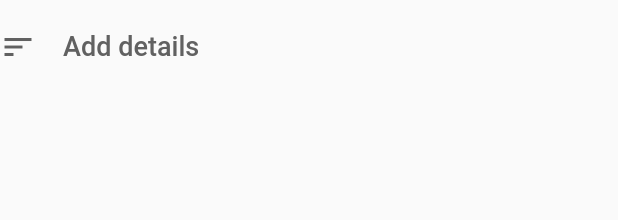
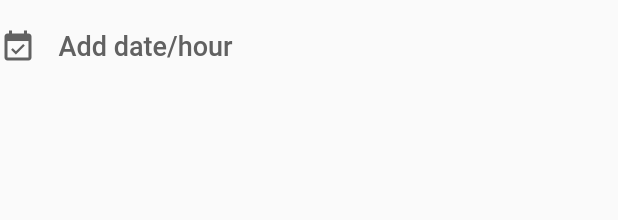
Before and after one commit to jakubjaniec/google-tasks-clone, a Flutter app: the Button widget shown alone on an empty page, opened directly, on a phone screen of 412 x 824 dp. Shown: the top 220 px of the screen. Run offline on Flutter 3.47's test engine with Material 2 defaults, Android fonts, the phone set to English and light mode, and no system bars; our stand-ins replace localstorage, sliding_up_panel.

Commit message:
Make few changes on a details page, make possibility to add details to an existing task

```diff
--- a/lib/components/addTaskPanel.dart
+++ b/lib/components/addTaskPanel.dart
@@ -73,7 +73,7 @@ class AddTaskPanel extends StatelessWidget {
                         ),
                         textColor: Colors.blue[600],
                         disabledTextColor: Colors.grey[400],
-                        onPressed: state.inputValue != ''
+                        onPressed: state.taskTitle != ''
                             ? () => state.addTask(context)
                             : null),
                   ],
--- a/lib/components/menuPanel.dart
+++ b/lib/components/menuPanel.dart
@@ -115,7 +115,7 @@ class MenuPanel extends StatelessWidget {
                     children: [
                       Icon(Icons.feedback, size: 20),
                       SizedBox(width: 10.0),
-                      Text('Help and opinions',
+                      Text('Help and feedback',
                           style: TextStyle(
                               fontSize: 16.0, fontWeight: FontWeight.w500)),
                     ],
--- a/lib/pages/details.dart
+++ b/lib/pages/details.dart
@@ -9,6 +9,7 @@ class Details extends StatelessWidget {
     Map task = args['task'];
     var state = Provider.of<TaskModel>(context, listen: true);
     return Scaffold(
+      resizeToAvoidBottomPadding: false,
       backgroundColor: Colors.white,
       appBar: AppBar(
         elevation: 0,
@@ -45,35 +46,10 @@ class Details extends StatelessWidget {
                 color: Colors.blue[800],
               )
             ]),
-            task['done'] ? DoneTaskDetails(task) : ActiveTaskDetails(task),
+            task['done']
+                ? DoneTaskDetails(task)
+                : ActiveTaskDetails(task, args['index']),
           ],
-        ),
-      ),
-    );
-  }
-}
-
-class Button extends StatelessWidget {
-  final String btnText;
-  final Icon icon;
-
-  Button(this.btnText, this.icon);
-
-  @override
-  Widget build(BuildContext context) {
-    return Padding(
-      padding: EdgeInsets.symmetric(vertical: 7.0),
-      child: FlatButton.icon(
-        textColor: Colors.grey[700],
-        padding: EdgeInsets.zero,
-        onPressed: () {},
-        icon: icon,
-        label: Padding(
-          padding: EdgeInsets.only(left: 10.0),
-          child: Text(
-            '$btnText',
-            style: TextStyle(fontSize: 18, fontWeight: FontWeight.w500),
-          ),
         ),
       ),
     );
@@ -100,8 +76,9 @@ class DoneTaskDetails extends StatelessWidget {
 
 class ActiveTaskDetails extends StatelessWidget {
   final Map task;
+  final int index;
 
-  ActiveTaskDetails(this.task);
+  ActiveTaskDetails(this.task, this.index);
 
   @override
   Widget build(BuildContext context) {
@@ -119,12 +96,65 @@ class ActiveTaskDetails extends StatelessWidget {
         Column(
           crossAxisAlignment: CrossAxisAlignment.start,
           children: [
-            Button('Add details', Icon(Icons.sort)),
-            Button('Add date/hour', Icon(Icons.event_available)),
-            Button('Add subtasks', Icon(Icons.subdirectory_arrow_right)),
+            Button(
+                'Add details', Icons.sort, 'details', index, task['details']),
+            Button('Add date/hour', Icons.event_available, 'date'),
+            Button('Add subtasks', Icons.subdirectory_arrow_right, 'subtasks'),
           ],
         )
       ],
     );
   }
 }
+
+class Button extends StatelessWidget {
+  final String label;
+  final IconData icon;
+  final String type;
+  final int index;
+  final String details;
+
+  Button(this.label, this.icon, this.type, [this.index, this.details]);
+
+  @override
+  Widget build(BuildContext context) {
+    var state = Provider.of<TaskModel>(context, listen: true);
+
+    return Padding(
+        padding: EdgeInsets.symmetric(vertical: 7.0),
+        child: Row(
+          children: [
+            Icon(icon, color: Colors.grey[700]),
+            type == 'details'
+                ? Expanded(
+                    child: Padding(
+                      padding: EdgeInsets.only(left: 15.0),
+                      child: TextFormField(
+                        onChanged: (value) => state.addDetails(index, value),
+                        style: TextStyle(color: Colors.black),
+                        initialValue: details != '' ? '$details' : null,
+                        decoration: InputDecoration(
+                            hintText: '$label',
+                            border: InputBorder.none,
+                            hintStyle: TextStyle(
+                                fontWeight: FontWeight.w500,
+                                fontSize: 18,
+                                color: Colors.grey[700])),
+                      ),
+                    ),
+                  )
+                : Padding(
+                    padding: EdgeInsets.only(left: 10.0),
+                    child: FlatButton(
+                      textColor: Colors.grey[700],
+                      padding: EdgeInsets.symmetric(horizontal: 5),
+                      onPressed: () {},
+                      child: Text('$label',
+                          style: TextStyle(
+                              fontSize: 18, fontWeight: FontWeight.w500)),
+                    ),
+                  ),
+          ],
+        ));
+  }
+}
--- a/lib/pages/home.dart
+++ b/lib/pages/home.dart
@@ -14,7 +14,7 @@ class Home extends StatelessWidget {
 
     return Scaffold(
       backgroundColor: Colors.white,
-      body: state.tasks != null
+      body: state.allTasks != null
           ? SafeArea(
               child: SingleChildScrollView(
               child: Column(
```
Also changed, not shown: lib/components/optionsPanel.dart (+5 -7 lines), lib/components/tasks.dart (+22 -2 lines), lib/models.dart (+30 -22 lines).
